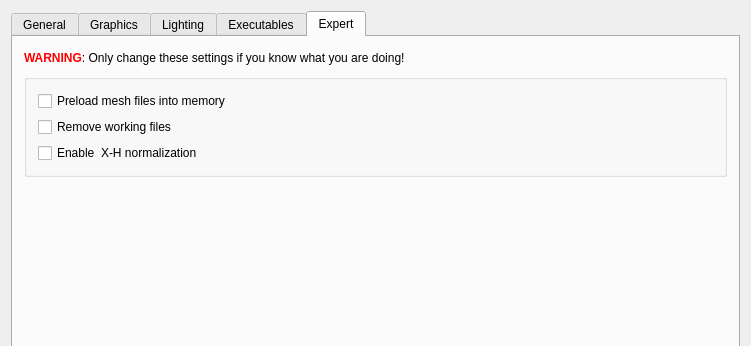
Old version of the form src/preferencesdialog.ui in the repository peterspackman/crystalexplorer; both pictures show x 0 to 751 and y 0 to 346 of the 751 by 754 pixel window.
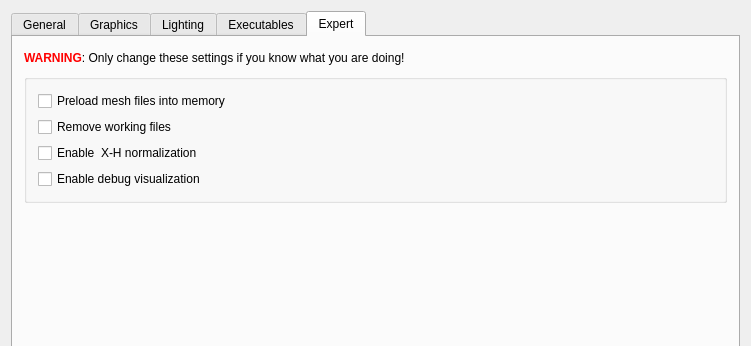
New version of the form.

Commit message: Improved/fixed up checks for generating atoms inside surface, initial working gltf exporter, run clang format on graphics dir

The edit to the form file:
```diff
--- a/src/preferencesdialog.ui
+++ b/src/preferencesdialog.ui
@@ -1373,6 +1373,16 @@
             </property>
            </widget>
           </item>
+          <item row="3" column="0">
+           <widget class="QCheckBox" name="enableDebugVisualizationCheckBox">
+            <property name="toolTip">
+             <string>Controls whether debug visualization is shown. Shows rays, intersection points, and atom classifications for debugging mesh containment issues.</string>
+            </property>
+            <property name="text">
+             <string>Enable debug visualization</string>
+            </property>
+           </widget>
+          </item>
          </layout>
         </widget>
        </item>
```
The commit also changes 54 other files.
